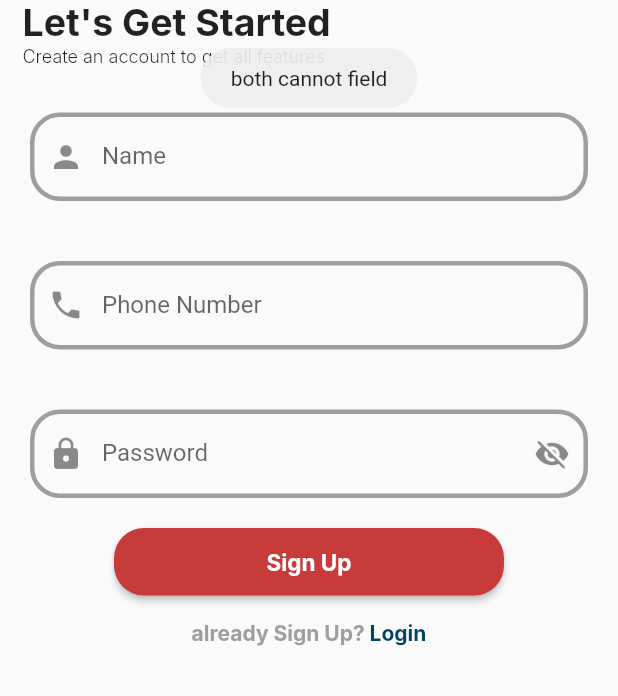
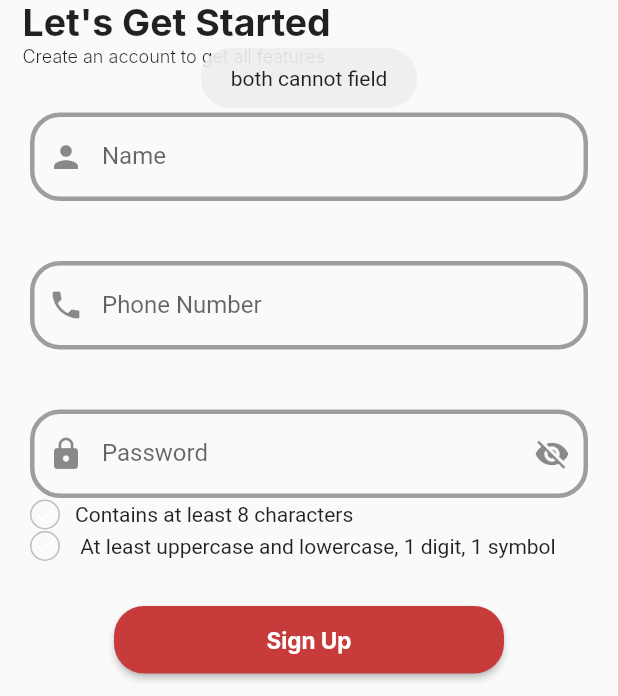
Before and after one commit to nrblqsh/MyTeleClinic, a Flutter app: the RegisterScreen screen opened directly, after a tap on "Sign Up", on a phone screen of 412 x 824 dp, the part 540-1236 px from its top. Run offline on Flutter 3.47's test engine with Material 2 defaults, Android fonts, the light colour scheme and no system bars; our stand-ins replace fluttertoast; Roboto replaces fonts that are missing (Inter).

Commit message:
Modification on Password Constraints

```diff
--- a/lib/Patients/register.dart
+++ b/lib/Patients/register.dart
@@ -22,6 +22,9 @@ class RegisterScreen extends StatefulWidget {
 
 class _RegisterScreenState extends State<RegisterScreen> {
   bool _obscureText= true;
+  bool _isPasswordEightCharacters = false;
+  bool _havePasswordConstraints = false;
+  bool _passwordTotalConstraints = false;
   TextEditingController nameController = TextEditingController();
   TextEditingController phoneController = TextEditingController();
   TextEditingController passwordController = TextEditingController();
@@ -32,6 +35,12 @@ class _RegisterScreenState extends State<RegisterScreen> {
         || passwordController.text.isEmpty){
       print("dapat sikit");
       Fluttertoast.showToast(msg: "both cannot field",
+        toastLength: Toast.LENGTH_SHORT,
+        gravity: ToastGravity.CENTER,);
+    }
+    else if(!_passwordTotalConstraints ){
+      print("password salah");
+      Fluttertoast.showToast(msg: "Your Password does not fulfill the requirement",
         toastLength: Toast.LENGTH_SHORT,
         gravity: ToastGravity.CENTER,);
     }
@@ -71,6 +80,31 @@ class _RegisterScreenState extends State<RegisterScreen> {
     }
   }
 
+
+  onPasswordChanged(String password){
+
+    final numericRegex = RegExp(r'^(?=.*?[A-Z])(?=.*?[a-z])'
+                                r'(?=.*?[0-9])(?=.*?[!@#\$&*~]).{8,}$');
+    setState(() {
+      _isPasswordEightCharacters = false;
+      if(password.length >=8){
+        _isPasswordEightCharacters = true;
+      }
+
+      _havePasswordConstraints = false;
+      if(numericRegex.hasMatch(password)){
+        _havePasswordConstraints=true;
+      }
+
+      _passwordTotalConstraints = false;
+      if(_isPasswordEightCharacters == true &&
+          _havePasswordConstraints == true){
+
+        _passwordTotalConstraints = true;
+      }
+    });
+
+  }
   @override
   Widget build(BuildContext context) {
     return Scaffold(
@@ -160,31 +194,76 @@ class _RegisterScreenState extends State<RegisterScreen> {
 
       Container(
         padding: EdgeInsets.all(20),
-                child: Column(  //column untuk letak icon and textfield
+        child: Column(
           children: [
             TextField(
+              onChanged: (password) => onPasswordChanged(password),
               controller: passwordController,
               decoration: InputDecoration(
                 labelText: 'Password',
                 prefixIcon: Icon(Icons.lock),
                 suffixIcon: GestureDetector(
-                          onTap: (){
+                  onTap: () {
                     setState(() {
                       _obscureText = !_obscureText;
                     });
                   },
-                          child:Icon(!_obscureText? Icons.visibility:
-                          Icons.visibility_off ),
+                  child: Icon(!_obscureText ? Icons.visibility : Icons.visibility_off),
                 ),
                 border: loginInputBorder(),
                 enabledBorder: loginInputBorder(),
                 focusedBorder: loginFocusedBorder(),
-                      ) ,
+              ),
               obscureText: _obscureText,
-                    )
-
+            ),
+            SizedBox(height: 1),
+            Row(
+              children: [
+                AnimatedContainer(
+                  duration: Duration(milliseconds: 500),
+                  width: 20,
+                  height: 20,
+                  decoration: BoxDecoration(
+                    color: _isPasswordEightCharacters
+                        ? Colors.green
+                        : Colors.transparent,
+                    border: _isPasswordEightCharacters
+                        ? Border.all(color: Colors.transparent)
+                        : Border.all(color: Colors.grey.shade400),
+                    borderRadius: BorderRadius.circular(50),
+                  ),
+                  child: Center(child: Icon(Icons.check, color: Colors.white, size: 15)),
+                ),
+                SizedBox(width: 10),
+                Text("Contains at least 8 characters")
               ],
-                )
+            ),
+            SizedBox(height: 1),
+            Row(
+              children: [
+                AnimatedContainer(
+                  duration: Duration(milliseconds: 500),
+                  width: 20,
+                  height: 20,
+                  decoration: BoxDecoration(
+                    color: _havePasswordConstraints
+                        ? Colors.green
+                        : Colors.transparent,
+                    border: _havePasswordConstraints
+                        ? Border.all(color: Colors.transparent)
+                        : Border.all(color: Colors.grey.shade400),
+                    borderRadius: BorderRadius.circular(50),
+                  ),
+                  child: Center(child: Icon(Icons.check, color: Colors.white, size: 15)),
+                ),
+                SizedBox(width: 10),
+                Text(" At least uppercase and lowercase, 1 digit, 1 symbol")
+              ],
+            ),
+            SizedBox(height: 10),  // Add space between the two rows
+            // Add more Rows for other indicators if needed
+          ],
+        ),
       ),
 
             // SizedBox(height: 30),
```
Lines whose indentation alone changed are shown as unchanged.
